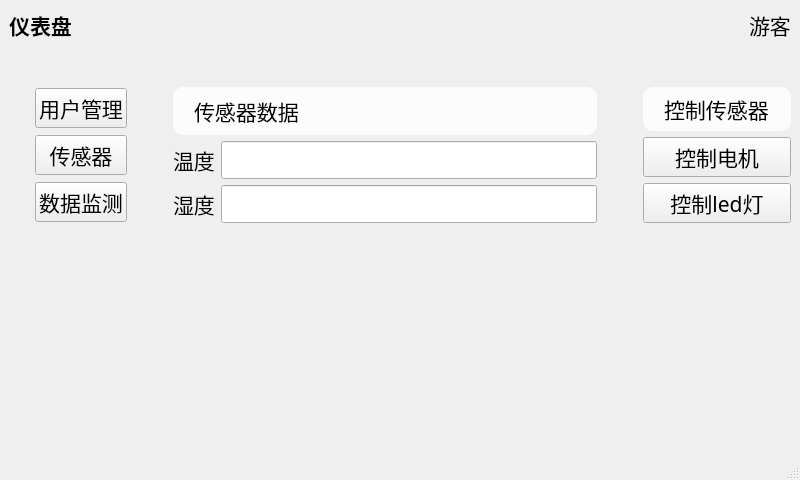
Old version of the form mainwin.ui in the repository JinJieBeWater/oceanSystem.
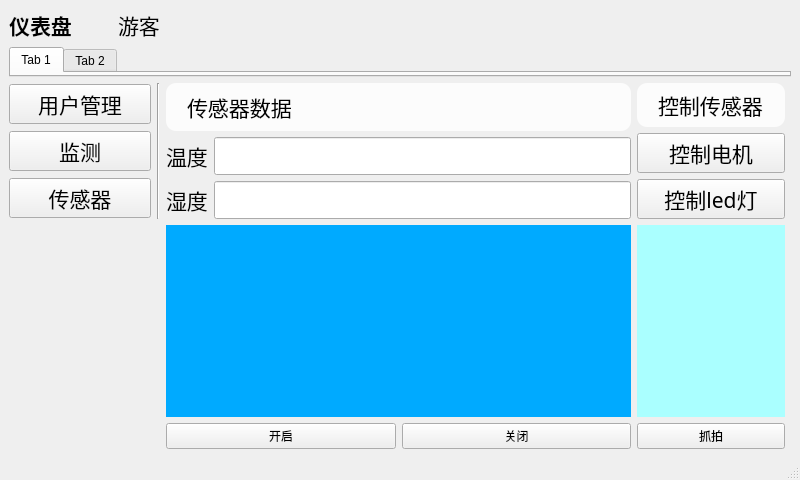
New version of the form.

Commit message: ✨ feat(ui): 添加摄像头组件

The edit to the form file:
```diff
--- a/mainwin.ui
+++ b/mainwin.ui
@@ -78,25 +78,30 @@
       </item>
      </layout>
     </item>
-    <item row="1" column="0">
-     <spacer name="verticalSpacer">
-      <property name="orientation">
-       <enum>Qt::Vertical</enum>
+    <item row="1" column="0" colspan="5">
+     <widget class="QTabWidget" name="tabWidget">
+      <property name="sizePolicy">
+       <sizepolicy hsizetype="Expanding" vsizetype="Preferred">
+        <horstretch>0</horstretch>
+        <verstretch>0</verstretch>
+       </sizepolicy>
       </property>
-      <property name="sizeType">
-       <enum>QSizePolicy::Preferred</enum>
+      <property name="currentIndex">
+       <number>0</number>
       </property>
-      <property name="sizeHint" stdset="0">
-       <size>
-        <width>20</width>
-        <height>40</height>
-       </size>
-      </property>
-     </spacer>
+      <widget class="QWidget" name="tab">
+       <attribute name="title">
+        <string>Tab 1</string>
+       </attribute>
+      </widget>
+      <widget class="QWidget" name="tab_2">
+       <attribute name="title">
+        <string>Tab 2</string>
+       </attribute>
+      </widget>
+     </widget>
     </item>
-    <item row="2" column="1">
-     <layout class="QHBoxLayout" name="horizontalLayout">
-      <item>
+    <item row="2" column="0">
        <layout class="QVBoxLayout" name="nav">
         <item>
          <widget class="QPushButton" name="userManageNav">
@@ -111,6 +116,19 @@
           </property>
          </widget>
         </item>
+      <item>
+       <widget class="QPushButton" name="monitorNav">
+        <property name="font">
+         <font>
+          <family>隶书</family>
+          <pointsize>16</pointsize>
+         </font>
+        </property>
+        <property name="text">
+         <string>监测</string>
+        </property>
+       </widget>
+      </item>
         <item>
          <widget class="QPushButton" name="pushButton_4">
           <property name="font">
@@ -124,40 +142,16 @@
           </property>
          </widget>
         </item>
-        <item>
-         <widget class="QPushButton" name="pushButton_3">
-          <property name="font">
-           <font>
-            <family>隶书</family>
-            <pointsize>16</pointsize>
-           </font>
-          </property>
-          <property name="text">
-           <string>数据监测</string>
-          </property>
-         </widget>
-        </item>
-       </layout>
-      </item>
-      <item>
-       <spacer name="horizontalSpacer_2">
+     </layout>
+    </item>
+    <item row="2" column="1">
+     <widget class="Line" name="line">
         <property name="orientation">
-         <enum>Qt::Horizontal</enum>
-        </property>
-        <property name="sizeType">
-         <enum>QSizePolicy::Preferred</enum>
-        </property>
-        <property name="sizeHint" stdset="0">
-         <size>
-          <width>40</width>
-          <height>20</height>
-         </size>
-        </property>
-       </spacer>
-      </item>
-      <item>
-       <layout class="QHBoxLayout" name="content">
-        <item>
+       <enum>Qt::Vertical</enum>
+      </property>
+     </widget>
+    </item>
+    <item row="2" column="2">
          <layout class="QVBoxLayout" name="show">
           <item>
            <widget class="QLabel" name="label">
@@ -243,23 +237,7 @@
           </item>
          </layout>
         </item>
-        <item>
-         <spacer name="horizontalSpacer_4">
-          <property name="orientation">
-           <enum>Qt::Horizontal</enum>
-          </property>
-          <property name="sizeType">
-           <enum>QSizePolicy::Preferred</enum>
-          </property>
-          <property name="sizeHint" stdset="0">
-           <size>
-            <width>40</width>
-            <height>20</height>
-           </size>
-          </property>
-         </spacer>
-        </item>
-        <item>
+    <item row="2" column="3">
          <layout class="QVBoxLayout" name="control">
           <item>
            <widget class="QLabel" name="label_2">
@@ -305,22 +283,67 @@
           </item>
          </layout>
         </item>
+    <item row="2" column="4" rowspan="2">
+     <widget class="QWidget" name="widget" native="true"/>
+    </item>
+    <item row="3" column="2">
+     <layout class="QVBoxLayout" name="verticalLayout">
+      <item>
+       <widget class="QWidget" name="widget_2" native="true">
+        <property name="sizePolicy">
+         <sizepolicy hsizetype="Preferred" vsizetype="Expanding">
+          <horstretch>0</horstretch>
+          <verstretch>0</verstretch>
+         </sizepolicy>
+        </property>
+        <property name="styleSheet">
+         <string notr="true">background-color: rgb(0, 170, 255);</string>
+        </property>
+       </widget>
+      </item>
+      <item>
+       <layout class="QHBoxLayout" name="horizontalLayout">
+        <item>
+         <widget class="QPushButton" name="pushButton_3">
+          <property name="text">
+           <string>开启</string>
+          </property>
+         </widget>
+        </item>
+        <item>
+         <widget class="QPushButton" name="pushButton_5">
+          <property name="text">
+           <string>关闭</string>
+          </property>
+         </widget>
+        </item>
        </layout>
       </item>
      </layout>
     </item>
-    <item row="3" column="0">
-     <spacer name="verticalSpacer_2">
-      <property name="orientation">
-       <enum>Qt::Vertical</enum>
-      </property>
-      <property name="sizeHint" stdset="0">
-       <size>
-        <width>20</width>
-        <height>40</height>
-       </size>
-      </property>
-     </spacer>
+    <item row="3" column="3">
+     <layout class="QVBoxLayout" name="verticalLayout_2">
+      <item>
+       <widget class="QWidget" name="widget_3" native="true">
+        <property name="sizePolicy">
+         <sizepolicy hsizetype="Preferred" vsizetype="Expanding">
+          <horstretch>0</horstretch>
+          <verstretch>0</verstretch>
+         </sizepolicy>
+        </property>
+        <property name="styleSheet">
+         <string notr="true">background-color: rgb(170, 255, 255);</string>
+        </property>
+       </widget>
+      </item>
+      <item>
+       <widget class="QPushButton" name="pushButton_6">
+        <property name="text">
+         <string>抓拍</string>
+        </property>
+       </widget>
+      </item>
+     </layout>
     </item>
    </layout>
   </widget>
```
Lines whose indentation alone changed are shown as unchanged.
